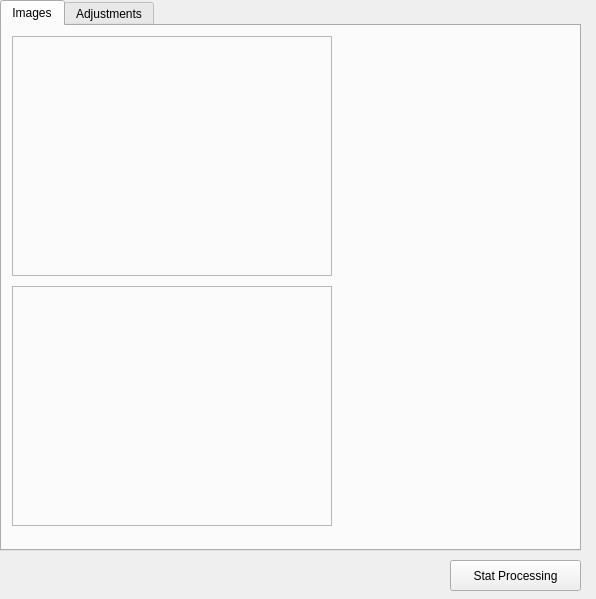
This is dialog.ui in birolkuyumcu/TargetDetection as Qt 5 draws it before an edit. The edited form follows.
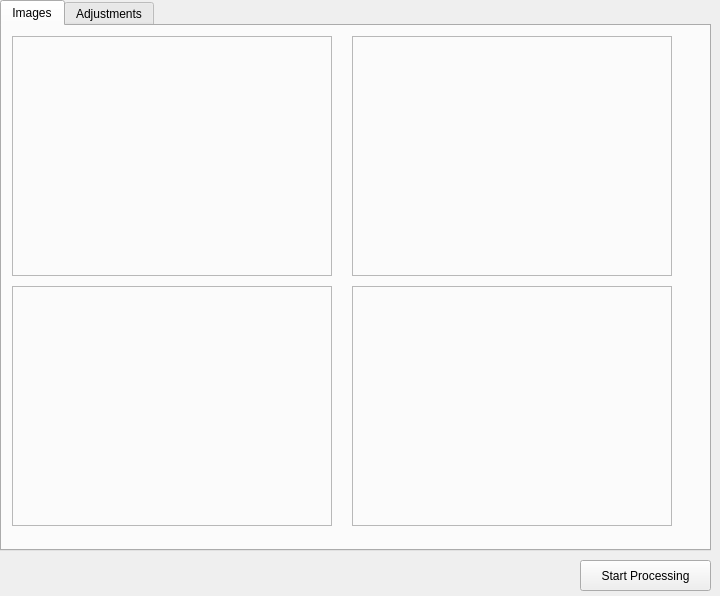
This is the edited form. The open tabs and pages were chosen to show the change.

Commit message: to avoid a re-entering processing aded signal processingEnd() to frameconsumer handled at GUI side

What changed in the file:
```diff
--- a/dialog.ui
+++ b/dialog.ui
@@ -6,8 +6,8 @@
    <rect>
     <x>0</x>
     <y>0</y>
-    <width>596</width>
-    <height>599</height>
+    <width>720</width>
+    <height>596</height>
    </rect>
   </property>
   <property name="windowTitle">
@@ -18,7 +18,7 @@
     <rect>
      <x>0</x>
      <y>0</y>
-     <width>581</width>
+     <width>711</width>
      <height>551</height>
     </rect>
    </property>
@@ -64,6 +64,38 @@
       <string/>
      </property>
     </widget>
+    <widget class="QLabel" name="ProcFrame_2">
+     <property name="geometry">
+      <rect>
+       <x>350</x>
+       <y>10</y>
+       <width>320</width>
+       <height>240</height>
+      </rect>
+     </property>
+     <property name="frameShape">
+      <enum>QFrame::StyledPanel</enum>
+     </property>
+     <property name="text">
+      <string/>
+     </property>
+    </widget>
+    <widget class="QLabel" name="ProcFrame_3">
+     <property name="geometry">
+      <rect>
+       <x>350</x>
+       <y>260</y>
+       <width>320</width>
+       <height>240</height>
+      </rect>
+     </property>
+     <property name="frameShape">
+      <enum>QFrame::StyledPanel</enum>
+     </property>
+     <property name="text">
+      <string/>
+     </property>
+    </widget>
    </widget>
    <widget class="QWidget" name="tab_2">
     <attribute name="title">
@@ -363,14 +395,14 @@
   <widget class="QPushButton" name="startButton">
    <property name="geometry">
     <rect>
-     <x>450</x>
+     <x>580</x>
      <y>560</y>
      <width>131</width>
      <height>31</height>
     </rect>
    </property>
    <property name="text">
-    <string>Stat Processing</string>
+    <string>Start Processing</string>
    </property>
   </widget>
  </widget>
```
Left out of the diff: 4 changed lines with no effect on the pictures. The commit also changes 4 other files.
